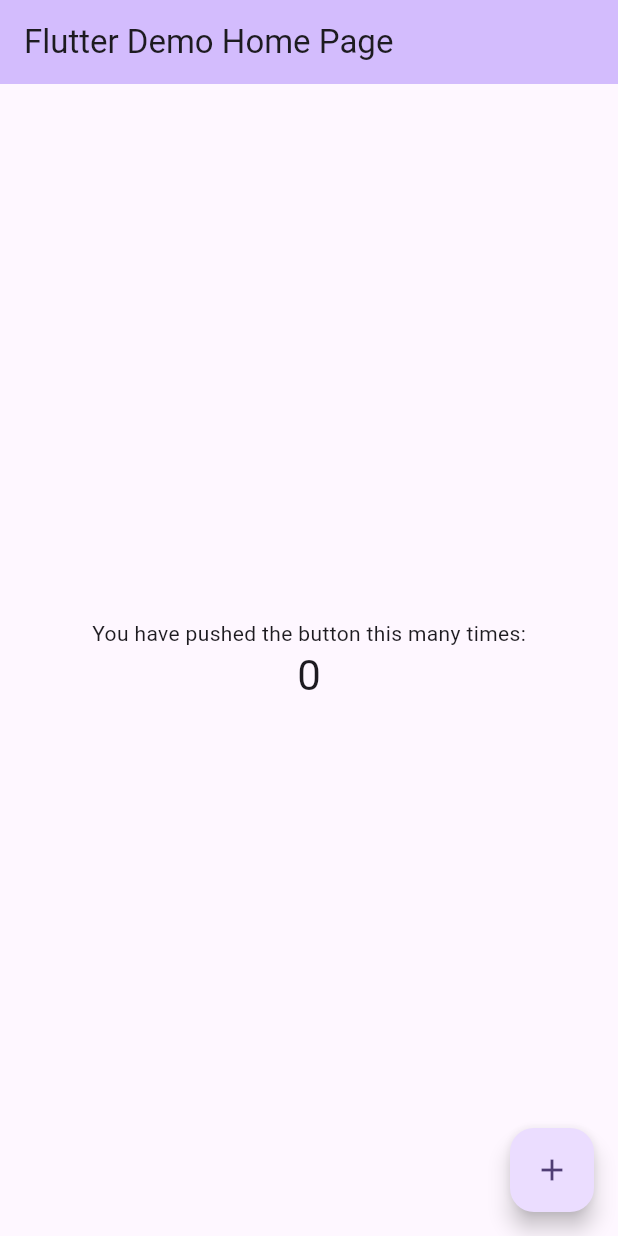
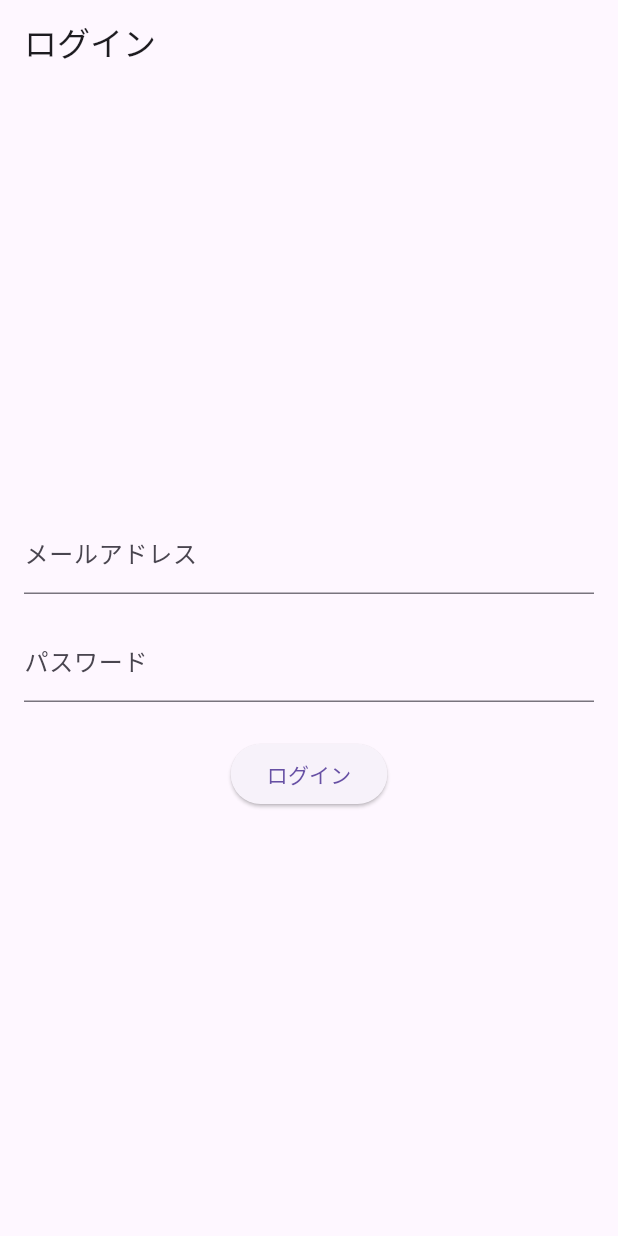
Before and after one commit to arsYamashita/delivery_app_admin, a Flutter app: the screen it shows after launch, on a phone screen of 412 x 824 dp. Run offline on Flutter 3.47's test engine with Material 3 defaults, Android fonts, the phone set to English and light mode, and no system bars; our stand-ins replace cloud_firestore, firebase_auth, firebase_core; accounts and stored records are empty.

Commit message:
FireAuth連携

```diff
--- /dev/null
+++ b/lib/login_screen.dart
@@ -0,0 +1,65 @@
+import 'package:firebase_auth/firebase_auth.dart';
+import 'package:flutter/material.dart';
+import 'user_screen.dart';
+
+class LoginScreen extends StatefulWidget {
+  const LoginScreen({super.key});
+
+  @override
+  State<LoginScreen> createState() => _LoginScreenState();
+}
+
+class _LoginScreenState extends State<LoginScreen> {
+  final TextEditingController _emailController = TextEditingController();
+  final TextEditingController _passwordController = TextEditingController();
+
+  void _login() async {
+    try {
+      await FirebaseAuth.instance.signInWithEmailAndPassword(
+        email: _emailController.text.trim(),
+        password: _passwordController.text.trim(),
+      );
+      // ログイン成功時、ユーザー画面に遷移
+      Navigator.pushReplacement(
+        context,
+        MaterialPageRoute(builder: (context) => const UserScreen()),
+      );
+    } catch (e) {
+      // エラーを表示
+      ScaffoldMessenger.of(context).showSnackBar(
+        SnackBar(content: Text('ログインに失敗しました: $e')),
+      );
+    }
+  }
+
+  @override
+  Widget build(BuildContext context) {
+    return Scaffold(
+      appBar: AppBar(title: const Text('ログイン')),
+      body: Padding(
+        padding: const EdgeInsets.all(16.0),
+        child: Column(
+          mainAxisAlignment: MainAxisAlignment.center,
+          children: [
+            TextField(
+              controller: _emailController,
+              decoration: const InputDecoration(labelText: 'メールアドレス'),
+              keyboardType: TextInputType.emailAddress,
+            ),
+            const SizedBox(height: 16),
+            TextField(
+              controller: _passwordController,
+              decoration: const InputDecoration(labelText: 'パスワード'),
+              obscureText: true,
+            ),
+            const SizedBox(height: 24),
+            ElevatedButton(
+              onPressed: _login,
+              child: const Text('ログイン'),
+            ),
+          ],
+        ),
+      ),
+    );
+  }
+}
--- a/lib/main.dart
+++ b/lib/main.dart
@@ -1,125 +1,30 @@
 import 'package:flutter/material.dart';
+import 'package:firebase_core/firebase_core.dart';
+import 'login_screen.dart';
+import 'firebase_options.dart';
+import 'signup_screen.dart';
+import 'password_reset_screen.dart';
+import 'user_list_screen.dart';
+import 'add_user_screen.dart';
 
-void main() {
-  runApp(const MyApp());
+void main() async {
+  WidgetsFlutterBinding.ensureInitialized();
+  await Firebase.initializeApp(
+    options: DefaultFirebaseOptions.currentPlatform,
+  );
+  runApp(MyApp());
 }
 
 class MyApp extends StatelessWidget {
   const MyApp({super.key});
 
-  // This widget is the root of your application.
   @override
   Widget build(BuildContext context) {
     return MaterialApp(
-      title: 'Flutter Demo',
-      theme: ThemeData(
-        // This is the theme of your application.
-        //
-        // TRY THIS: Try running your application with "flutter run". You'll see
-        // the application has a purple toolbar. Then, without quitting the app,
-        // try changing the seedColor in the colorScheme below to Colors.green
-        // and then invoke "hot reload" (save your changes or press the "hot
-        // reload" button in a Flutter-supported IDE, or press "r" if you used
-        // the command line to start the app).
-        //
-        // Notice that the counter didn't reset back to zero; the application
-        // state is not lost during the reload. To reset the state, use hot
-        // restart instead.
-        //
-        // This works for code too, not just values: Most code changes can be
-        // tested with just a hot reload.
-        colorScheme: ColorScheme.fromSeed(seedColor: Colors.deepPurple),
-        useMaterial3: true,
-      ),
-      home: const MyHomePage(title: 'Flutter Demo Home Page'),
+      debugShowCheckedModeBanner: false,
+      title: 'Firebase Login',
+      theme: ThemeData(primarySwatch: Colors.blue),
+      home: const LoginScreen(),
     );
   }
 }
-
-class MyHomePage extends StatefulWidget {
-  const MyHomePage({super.key, required this.title});
-
-  // This widget is the home page of your application. It is stateful, meaning
-  // that it has a State object (defined below) that contains fields that affect
-  // how it looks.
-
-  // This class is the configuration for the state. It holds the values (in this
-  // case the title) provided by the parent (in this case the App widget) and
-  // used by the build method of the State. Fields in a Widget subclass are
-  // always marked "final".
-
-  final String title;
-
-  @override
-  State<MyHomePage> createState() => _MyHomePageState();
-}
-
-class _MyHomePageState extends State<MyHomePage> {
-  int _counter = 0;
-
-  void _incrementCounter() {
-    setState(() {
-      // This call to setState tells the Flutter framework that something has
-      // changed in this State, which causes it to rerun the build method below
-      // so that the display can reflect the updated values. If we changed
-      // _counter without calling setState(), then the build method would not be
-      // called again, and so nothing would appear to happen.
-      _counter++;
-    });
-  }
-
-  @override
-  Widget build(BuildContext context) {
-    // This method is rerun every time setState is called, for instance as done
-    // by the _incrementCounter method above.
-    //
-    // The Flutter framework has been optimized to make rerunning build methods
-    // fast, so that you can just rebuild anything that needs updating rather
-    // than having to individually change instances of widgets.
-    return Scaffold(
-      appBar: AppBar(
-        // TRY THIS: Try changing the color here to a specific color (to
-        // Colors.amber, perhaps?) and trigger a hot reload to see the AppBar
-        // change color while the other colors stay the same.
-        backgroundColor: Theme.of(context).colorScheme.inversePrimary,
-        // Here we take the value from the MyHomePage object that was created by
-        // the App.build method, and use it to set our appbar title.
-        title: Text(widget.title),
-      ),
-      body: Center(
-        // Center is a layout widget. It takes a single child and positions it
-        // in the middle of the parent.
-        child: Column(
-          // Column is also a layout widget. It takes a list of children and
-          // arranges them vertically. By default, it sizes itself to fit its
-          // children horizontally, and tries to be as tall as its parent.
-          //
-          // Column has various properties to control how it sizes itself and
-          // how it positions its children. Here we use mainAxisAlignment to
-          // center the children vertically; the main axis here is the vertical
-          // axis because Columns are vertical (the cross axis would be
-          // horizontal).
-          //
-          // TRY THIS: Invoke "debug painting" (choose the "Toggle Debug Paint"
-          // action in the IDE, or press "p" in the console), to see the
-          // wireframe for each widget.
-          mainAxisAlignment: MainAxisAlignment.center,
-          children: <Widget>[
-            const Text(
-              'You have pushed the button this many times:',
-            ),
-            Text(
-              '$_counter',
-              style: Theme.of(context).textTheme.headlineMedium,
-            ),
-          ],
-        ),
-      ),
-      floatingActionButton: FloatingActionButton(
-        onPressed: _incrementCounter,
-        tooltip: 'Increment',
-        child: const Icon(Icons.add),
-      ), // This trailing comma makes auto-formatting nicer for build methods.
-    );
-  }
-}
```
Also changed, not shown: lib/add_user_screen.dart (added, +58 -0 lines), lib/password_reset_screen.dart (added, +49 -0 lines), lib/signup_screen.dart (added, +59 -0 lines), lib/user_list_screen.dart (added, +32 -0 lines), lib/user_screen.dart (added, +192 -0 lines), pubspec.yaml (+7 -0 lines), firebase.json, lib/firebase_options.dart (added), pubspec.lock, 16 other files.
